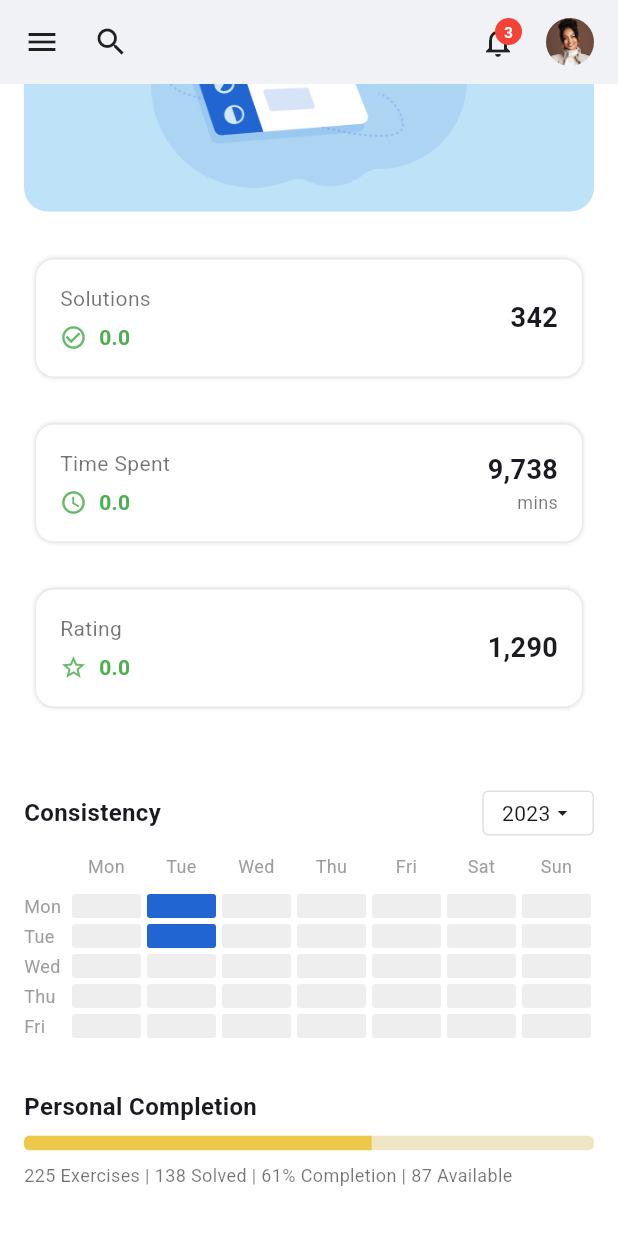
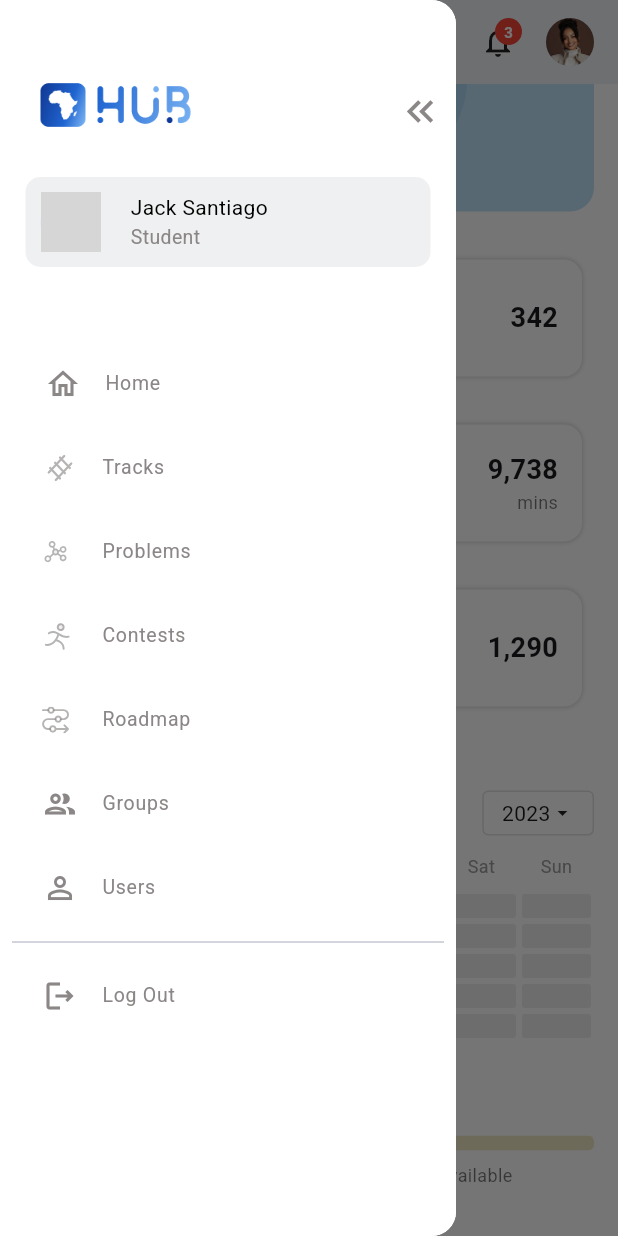
Before and after one commit to chachidani/a2sv_hub_mobile, a Flutter app: the screen it shows after launch, scrolled down 255 dp, after a tap on the "menu" icon, on a phone screen of 412 x 824 dp. Run offline on Flutter 3.47's test engine with Material 3 defaults, Android fonts, the phone set to English and light mode, and no system bars; our stand-ins replace dartz, equatable, flutter_bloc, flutter_svg, get_it, go_router and 3 more; network calls fail; grey boxes are pictures that could not be loaded.

Commit message:
feat: sidemenu

```diff
--- /dev/null
+++ b/a2sv_hub_mobile/lib/core/presentation/widgets/sidemenu.dart
@@ -0,0 +1,204 @@
+import 'package:flutter/material.dart';
+import 'package:flutter_svg/flutter_svg.dart';
+
+class SideMenu extends StatelessWidget {
+  const SideMenu({super.key});
+
+  @override
+  Widget build(BuildContext context) {
+    return Drawer(
+      backgroundColor: Colors.white,
+      child: ListView(
+        padding: const EdgeInsets.all(0),
+        children: [
+          const SizedBox(
+            height: 50,
+          ),
+          Column(
+            children: [
+              SafeArea(
+                child: Row(
+                  mainAxisAlignment: MainAxisAlignment.spaceBetween,
+                  children: [
+                    Padding(
+                      padding: const EdgeInsets.symmetric(horizontal: 15.0),
+                      child: Image.asset(
+                        'assets/images/logo.png',
+                        width: 149,
+                        height: 47,
+                      ),
+                    ),
+                    Align(
+                      alignment: Alignment.topRight,
+                      child: IconButton(
+                        icon: const Icon(
+                            Icons.keyboard_double_arrow_left_outlined,
+                            size: 30,
+                            color: Color(0xFF8C8787)),
+                        onPressed: () {
+                          Navigator.of(context).pop();
+                        },
+                      ),
+                    ),
+                  ],
+                ),
+              ),
+              const SizedBox(
+                height: 20,
+              ),
+              Container(
+                padding:
+                    const EdgeInsets.symmetric(horizontal: 10, vertical: 10),
+                width: 270,
+                decoration: BoxDecoration(
+                    color: const Color.fromRGBO(33, 43, 54, 0.07),
+                    borderRadius: BorderRadius.circular(10)),
+                child: Row(
+                  children: [
+                    CircleAvatar(
+                      child: ClipOval(
+                        child: Image.network(
+                          "https://plus.unsplash.com/premium_photo-1690407617542-2f210cf20d7e?q=80&w=1974&auto=format&fit=crop&ixlib=rb-4.0.3&ixid=M3wxMjA3fDB8MHxwaG90by1wYWdlfHx8fGVufDB8fHx8fA%3D%3D",
+                          width: 90,
+                          height: 90,
+                          fit: BoxFit.cover,
+                        ),
+                      ),
+                    ),
+                    const SizedBox(width: 20),
+                    const Column(
+                        crossAxisAlignment: CrossAxisAlignment.start,
+                        children: [
+                          Text(
+                            "Jack Santiago",
+                            style: TextStyle(color: Colors.black),
+                          ),
+                          Text(
+                            "Student",
+                            style: TextStyle(
+                                color: Color(0xFF8C8787), fontSize: 13),
+                          )
+                        ])
+                  ],
+                ),
+              ),
+            ],
+          ),
+          const SizedBox(
+            height: 50,
+          ),
+          ListTile(
+            contentPadding: const EdgeInsets.only(left: 30.0),
+            leading: const Icon(
+              Icons.home_outlined,
+              color: Color(0xFF8C8787),
+            ),
+            title: const Text(
+              "Home",
+              style: TextStyle(color: Color(0xFF8C8787), fontSize: 13),
+            ),
+            onTap: () {
+              Navigator.pushNamed(context, '/');
+            },
+          ),
+          ListTile(
+            contentPadding: const EdgeInsets.only(left: 28.0),
+            leading: SvgPicture.asset(
+              'assets/icons/track.svg',
+              width: 24,
+              height: 24,
+              color: const Color(0xFF8C8787),
+            ),
+            title: const Text(
+              "Tracks",
+              style: TextStyle(color: Color(0xFF8C8787), fontSize: 13),
+            ),
+            onTap: () {},
+          ),
+          ListTile(
+            contentPadding: const EdgeInsets.only(left: 28.0),
+            leading: SvgPicture.asset(
+              'assets/icons/problems.svg',
+              width: 18,
+              height: 20,
+              color: const Color(0xFF8C8787),
+            ),
+            title: const Text(
+              "Problems",
+              style: TextStyle(color: Color(0xFF8C8787), fontSize: 13),
+            ),
+            onTap: () {},
+          ),
+          ListTile(
+            contentPadding: const EdgeInsets.only(left: 28.0),
+            leading: SvgPicture.asset(
+              'assets/icons/contest.svg',
+              width: 21,
+              height: 21,
+              color: const Color(0xFF8C8787),
+            ),
+            title: const Text(
+              "Contests",
+              style: TextStyle(color: Color(0xFF8C8787), fontSize: 13),
+            ),
+            onTap: () {},
+          ),
+          ListTile(
+            contentPadding: const EdgeInsets.only(left: 28.0),
+            leading: SvgPicture.asset(
+              'assets/icons/roadmap.svg',
+              width: 18,
+              height: 18,
+              color: const Color(0xFF8C8787),
+            ),
+            title: const Text(
+              "Roadmap",
+              style: TextStyle(color: Color(0xFF8C8787), fontSize: 13),
+            ),
+            onTap: () {},
+          ),
+          ListTile(
+            contentPadding: const EdgeInsets.only(left: 28.0),
+            leading: const Icon(
+              Icons.group_outlined,
+              color: Color(0xFF8C8787),
+            ),
+            title: const Text(
+              "Groups",
+              style: TextStyle(color: Color(0xFF8C8787), fontSize: 13),
+            ),
+            onTap: () {},
+          ),
+          ListTile(
+            contentPadding: const EdgeInsets.only(left: 28.0),
+            leading: const Icon(
+              Icons.person_outline,
+              color: Color(0xFF8C8787),
+            ),
+            title: const Text(
+              "Users",
+              style: TextStyle(color: Color(0xFF8C8787), fontSize: 13),
+            ),
+            onTap: () {},
+          ),
+          const Padding(
+            padding: EdgeInsets.symmetric(horizontal: 8),
+            child: Divider(),
+          ),
+          ListTile(
+            contentPadding: const EdgeInsets.only(left: 28.0),
+            leading: const Icon(
+              Icons.logout_outlined,
+              color: Color(0xFF8C8787),
+            ),
+            title: const Text(
+              "Log Out",
+              style: TextStyle(color: Color(0xFF8C8787), fontSize: 13),
+            ),
+            onTap: () {},
+          )
+        ],
+      ),
+    );
+  }
+}
--- a/a2sv_hub_mobile/lib/features/presentation/pages/home_page.dart
+++ b/a2sv_hub_mobile/lib/features/presentation/pages/home_page.dart
@@ -1,3 +1,4 @@
+import 'package:a2sv_hub/core/presentation/widgets/sidemenu.dart';
 import 'package:flutter/material.dart';
 import '../widgets/completion_progress.dart';
 import '../widgets/consistency_grid.dart';
@@ -25,14 +26,22 @@ class _HomePageState extends State<HomePage> {
   @override
   Widget build(BuildContext context) {
     return Scaffold(
+      drawer: const Drawer(
+        backgroundColor: Colors.white,
+        child: SideMenu(),
+      ),
       backgroundColor: Colors.white,
       appBar: AppBar(
         backgroundColor: Colors.transparent,
         elevation: 0,
-        leading: IconButton(
-          icon: const Icon(Icons.menu, color: Colors.black87),
-          onPressed: () {},
-        ),
+        leading: Builder(builder: (BuildContext context) {
+          return IconButton(
+            icon: const Icon(Icons.menu, color: Colors.black87),
+            onPressed: () {
+              Scaffold.of(context).openDrawer();
+            },
+          );
+        }),
         actions: [
           const SizedBox(width: 50),
           IconButton(
--- a/a2sv_hub_mobile/pubspec.yaml
+++ b/a2sv_hub_mobile/pubspec.yaml
@@ -49,6 +49,7 @@ dependencies:
   go_router: ^14.8.1
   get_it: ^8.0.3
   flutter_native_splash: ^2.4.6
+  flutter_svg: ^2.1.0
 
 dev_dependencies:
   flutter_test:
@@ -81,6 +82,11 @@ flutter:
     - assets/images/student_icon.jpg
     - assets/images/head_icon.jpg
     - assets/images/academy_icon.jpg
+    - assets/images/logo.png
+    - assets/icons/track.svg
+    - assets/icons/problems.svg
+    - assets/icons/roadmap.svg
+    - assets/icons/contest.svg
   #   - images/a_dot_ham.jpeg
 
   # An image asset can refer to one or more resolution-specific "variants", see
```
Also changed, not shown: a2sv_hub_mobile/assets/icons/contest.svg (added), a2sv_hub_mobile/assets/icons/problems.svg (added), a2sv_hub_mobile/assets/icons/roadmap.svg (added), a2sv_hub_mobile/assets/icons/track.svg (added), a2sv_hub_mobile/assets/images/logo.png (added), a2sv_hub_mobile/pubspec.lock.
